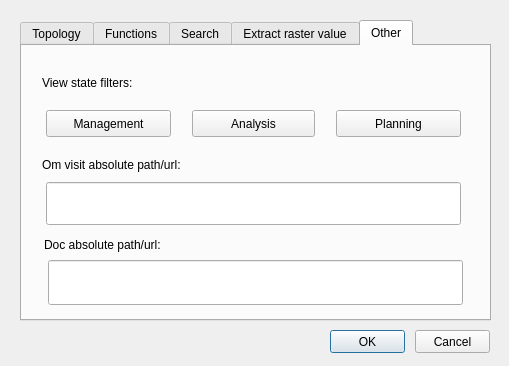
First picture: the form in ui/config.ui, repository Giswater/giswater_qgis_plugin, before the edit.
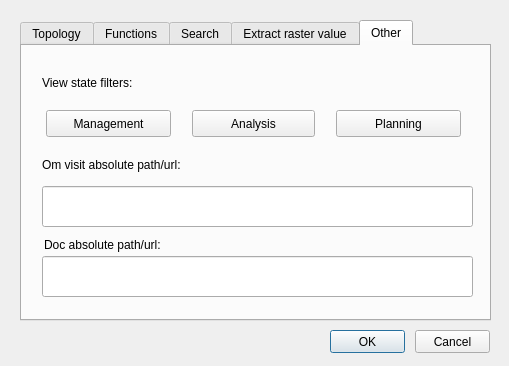
Second picture: the form after the edit.

Diff of the .ui file:
```diff
--- a/ui/config.ui
+++ b/ui/config.ui
@@ -2030,19 +2030,6 @@
       <number>3</number>
      </property>
     </widget>
-    <widget class="QLineEdit" name="om_visit_absolute_path">
-     <property name="geometry">
-      <rect>
-       <x>24</x>
-       <y>136</y>
-       <width>415</width>
-       <height>43</height>
-      </rect>
-     </property>
-     <property name="text">
-      <string/>
-     </property>
-    </widget>
     <widget class="QLabel" name="label_doc_absolute_path">
      <property name="geometry">
       <rect>
@@ -2082,14 +2069,21 @@
     <widget class="QLineEdit" name="doc_absolute_path">
      <property name="geometry">
       <rect>
-       <x>26</x>
-       <y>214</y>
-       <width>415</width>
-       <height>45</height>
+       <x>20</x>
+       <y>210</y>
+       <width>431</width>
+       <height>41</height>
       </rect>
      </property>
-     <property name="text">
-      <string/>
+    </widget>
+    <widget class="QLineEdit" name="om_visit_absolute_path">
+     <property name="geometry">
+      <rect>
+       <x>20</x>
+       <y>140</y>
+       <width>431</width>
+       <height>41</height>
+      </rect>
      </property>
     </widget>
    </widget>
```
